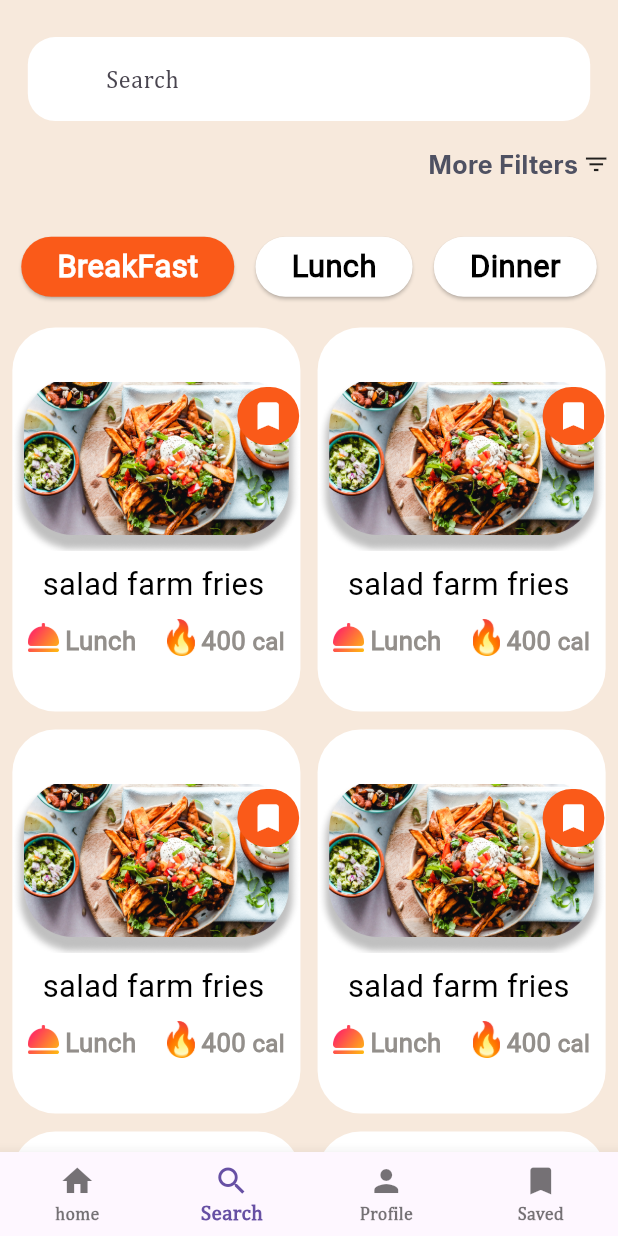
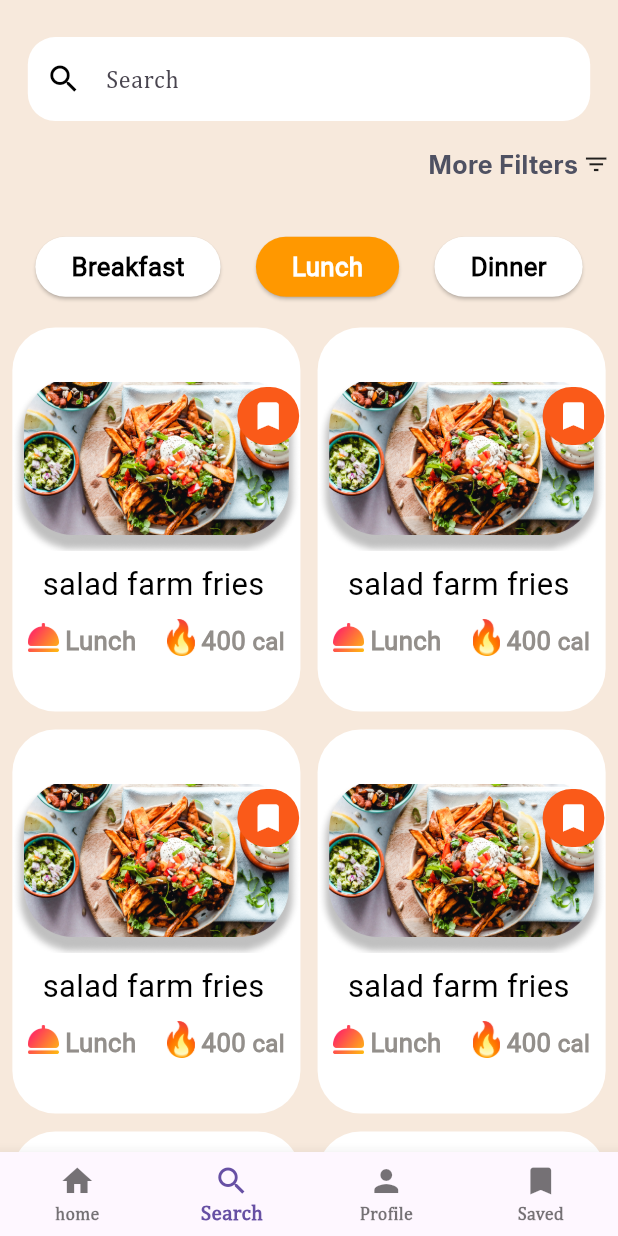
Before and after one commit to ahmedshenhab/smart_meal, a Flutter app: the screen it shows after launch, item 2 of the bottom bar chosen, on a phone screen of 412 x 824 dp. Run offline on Flutter 3.47's test engine with Material 3 defaults, Android fonts, the phone set to English and light mode, and no system bars; our stand-ins replace cloud_firestore, dio, firebase_auth, firebase_core, flutter_bloc, flutter_screenutil and 5 more; missing offline and left inert: side_sheet; accounts and stored records are empty; Roboto replaces fonts that are missing (RobotoSerif, Sofia Pro); statements that could not run were skipped; project files that could hold a hidden picture were left out.

Commit message:
some changes

```diff
--- a/lib/main.dart
+++ b/lib/main.dart
@@ -55,15 +55,53 @@ class MyApp extends StatelessWidget {
       minTextAdapt: true,
       splitScreenMode: true,
       child: MaterialApp(
-        debugShowCheckedModeBanner: false,
-        title: 'Flutter Demo',
-        theme: Constant.lighTheme,
-        // home: startWidget
-        home: const MealLayout(),
-      ),
+          debugShowCheckedModeBanner: false,
+          title: 'Flutter Demo',
+          theme: Constant.lighTheme,
+          home: MealLayout()),
     );
   }
 }
+
+// class FoodCategoryToggle extends StatefulWidget {
+//   @override
+//   _FoodCategoryToggleState createState() => _FoodCategoryToggleState();
+// }
+
+// class _FoodCategoryToggleState extends State<FoodCategoryToggle> {
+//   String selectedCategory = 'Breakfast';
+
+//   List<String> categoryMeal = ['Breakfast', 'Lunch', 'Dinner'];
+
+//   @override
+//   Widget build(BuildContext context) {
+//     return Center(
+//         child: Row(
+//       mainAxisAlignment: MainAxisAlignment.spaceEvenly,
+//       children: categoryMeal
+//           .map(
+//             (e) => InkWell(
+//               onTap: () {
+//                 log(selectedCategory + 'befor');
+//                 setState(() {
+//                   selectedCategory = e;
+//                 });
+//                 log(selectedCategory);
+//               },
+//               child: Container(
+
+//                 padding: EdgeInsets.all(5),
+//                 decoration: BoxDecoration(
+
+//                     color: selectedCategory == e ? Colors.orange : Colors.white,
+//                     borderRadius: BorderRadius.circular(10)),
+//                 child: Text(e),
+//               ),
+//             ),
+//           )
+//           .toList(),
+//     ));
+//   }
 
 // class IngredientSearchScreen extends StatefulWidget {
 //   @override
--- a/lib/module/meal_layout/cubit.dart
+++ b/lib/module/meal_layout/cubit.dart
@@ -9,6 +9,20 @@ import 'layout_screens/search.dart';
 
 class MealCubit extends Cubit<MealStates> {
   MealCubit() : super(MealInitialState());
+  final categorys = ['Breakfast', 'Lunch', 'Dinner'];
+  String selectedCategory = 'Lunch';
+
+
+  void changeCategory( String e){
+
+
+ selectedCategory = e;
+
+  emit(MealChangeBottomCategoryState());
+
+
+
+  }
 
   List<Widget> screens = const [
     Home(),
@@ -42,7 +56,7 @@ class MealCubit extends Cubit<MealStates> {
   void changeBottomNavIndex(int index) {
     currentIndex = index;
 
-    emit(MealChangeBottomVavState());
+    emit(MealChangeBottomNavState());
   }
 }
 
--- a/lib/module/meal_layout/layout_screens/search.dart
+++ b/lib/module/meal_layout/layout_screens/search.dart
@@ -1,8 +1,13 @@
 // ignore_for_file: prefer_const_constructors, prefer_const_literals_to_create_immutables
 
+import 'dart:developer';
+
 import 'package:flutter/material.dart';
+import 'package:flutter_bloc/flutter_bloc.dart';
 import 'package:flutter_screenutil/flutter_screenutil.dart';
 import 'package:smart_meal/constant/constant.dart';
+import 'package:smart_meal/module/meal_layout/cubit.dart';
+import 'package:smart_meal/module/meal_layout/stataes.dart';
 
 import '../../../reusable.dart';
 import 'package:side_sheet/side_sheet.dart';
@@ -34,7 +39,7 @@ class Search extends StatelessWidget {
             child: TextField(
               decoration: InputDecoration(
                 hintText: 'Search',
-                prefixIcon: Icon(Icons.search, color: Constant.white),
+                prefixIcon: Icon(Icons.search, color: Constant.black),
                 border: OutlineInputBorder(
                     borderRadius: BorderRadius.circular(16.r),
                     borderSide: BorderSide.none),
@@ -53,44 +58,6 @@ class Search extends StatelessWidget {
               hoverColor: Colors.transparent,
               highlightColor: Colors.transparent,
               onTap: () {
-                // way by showModalBottomSheet
-                // showModalBottomSheet(
-                //   isScrollControlled: true,
-                //   useSafeArea: true,
-                //   context: context,
-                //   builder: (context) => filtersModal(),
-                // );
-
-// way by navigation
-
-                // Navigator.of(context).push(PageRouteBuilder(
-                //     opaque: false,
-                //     pageBuilder: (context, animation, secondaryAnimation) =>
-                //         SlideTransition(
-                //           position: animation.drive(
-                //             Tween(begin: Offset(1, 0), end: Offset(0, 0))
-                //                 .chain(CurveTween(curve: Curves.easeInOut)),
-                //           ),
-                //           child: SideSheet(filtersModal()),
-                //         )));
-
-                // /// by dialog
-
-                // showDialog(
-                //   context: context,
-                //   builder: (context) {
-                //     return Align(
-                //       alignment:
-                //           Alignment.centerLeft, // أو Alignment.centerRight
-                //       child: Container(
-                //           width: MediaQuery.of(context).size.width * 0.8,
-                //           height: double.infinity,
-                //           color: Colors.white,
-                //           child: filtersModal()),
-                //     );
-                //   },
-                // );
-
                 SideSheet.right(
                     body: filtersModal(context),
                     context: context,
@@ -121,29 +88,44 @@ class Search extends StatelessWidget {
           SizedBox(
             height: mediaQuery.size.height * 0.06,
           ),
-          Row(
-            mainAxisAlignment: MainAxisAlignment.spaceEvenly,
-            children: [
-              elevatedCategory(
-                theme,
-                'BreakFast',
-                Constant.deepOrange,
-                Constant.white,
-              ),
-              elevatedCategory(
-                theme,
-                'Lunch',
-                Constant.white,
-                Constant.black,
-              ),
-              elevatedCategory(
-                theme,
-                'Dinner',
-                Constant.white,
-                Constant.black,
-              )
-            ],
+
+          BlocConsumer<MealCubit, MealStates>(
+            listener: (context, state) {},
+            builder: (context, state) {
+              final cubit = MealCubit.get(context);
+
+              return Row(
+                mainAxisAlignment: MainAxisAlignment.spaceEvenly,
+                children: cubit.categorys
+                    .map((e) => ElevatedButton(
+                          onPressed: () => cubit.changeCategory(e),
+                          style: ElevatedButton.styleFrom(
+                            overlayColor: Colors.transparent,
+                            // shadowColor: Colors.transparent,
+                            backgroundColor: cubit.selectedCategory == e
+                                ? Colors.orange
+                                : Colors.white,
+                            shape: RoundedRectangleBorder(
+                                borderRadius: BorderRadius.circular(40.r)),
+                          ),
+                          child: Text(
+                            e,
+                            style: theme.textTheme.bodyMedium!.copyWith(
+                                color: cubit.selectedCategory == e
+                                    ? Colors.white
+                                    : Colors.black,
+                                fontFamily: 'Sofia Pro',
+                                fontSize: 15.sp),
+                          ),
+                        ))
+                    .toList(),
+              );
+            },
           ),
+
+          // elevatedCategory(
+          //   theme,
+          // ),
           SizedBox(
             height: mediaQuery.size.height * 0.02,
           ),
--- a/lib/module/meal_layout/stataes.dart
+++ b/lib/module/meal_layout/stataes.dart
@@ -2,4 +2,5 @@ abstract class MealStates {}
 
 class MealInitialState extends MealStates {}
 
-class MealChangeBottomVavState extends MealStates {}
+class MealChangeBottomCategoryState extends MealStates {}
+class MealChangeBottomNavState extends MealStates {}
--- a/lib/reusable.dart
+++ b/lib/reusable.dart
@@ -63,23 +63,32 @@ Future<bool?> buildshowToast({
       fontSize: 13.0.sp);
 }
 
-ElevatedButton elevatedCategory(
+Widget elevatedCategory(
   ThemeData theme,
-  String text,
-  Color backgroundColor,
-  Color textColor,
+
 ) {
-  return ElevatedButton(
-    onPressed: () {},
-    style: ElevatedButton.styleFrom(
-      backgroundColor: backgroundColor,
-      shape: RoundedRectangleBorder(borderRadius: BorderRadius.circular(40.r)),
-    ),
-    child: Text(
-      text,
-      style: theme.textTheme.bodyMedium!
-          .copyWith(color: textColor, fontFamily: 'Sofia Pro', fontSize: 18.sp),
-    ),
+  List<String> categorys = ['Breakfast', 'Lunch', 'Dinner'];
+  String selectedCategory = categorys[1];
+
+  return Row(
+    children: categorys
+        .map((e) => ElevatedButton(
+              onPressed: () {},
+              style: ElevatedButton.styleFrom(
+                backgroundColor:
+                    selectedCategory == e ? Colors.orange : Colors.white,
+                shape: RoundedRectangleBorder(
+                    borderRadius: BorderRadius.circular(40.r)),
+              ),
+              child: Text(
+                e,
+                style: theme.textTheme.bodyMedium!.copyWith(
+                    color: selectedCategory == e ? Colors.white : Colors.black,
+                    fontFamily: 'Sofia Pro',
+                    fontSize: 18.sp),
+              ),
+            ))
+        .toList(),
   );
 }
 
```
Also changed, not shown: pubspec.lock.
